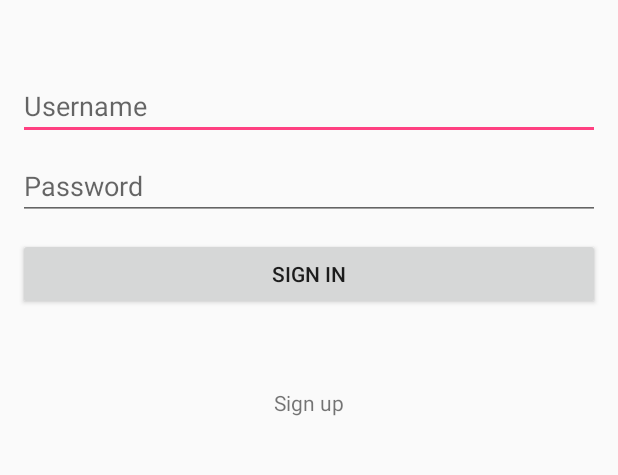
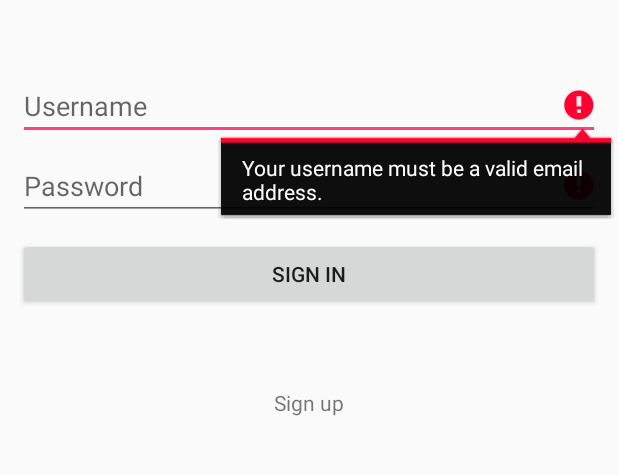
Before and after one commit to JulieCaruso/Konik, an Android app: the screen it shows after launch (SignInActivity), after a tap on "SIGN IN", on a phone screen of 412 x 824 dp, the part 125-600 px from its top. Run offline under Robolectric (Android 15) with nearby library versions, the phone set to English and light mode, and no system bars; our stand-ins replace Firebase (no records; nobody signed in at launch, a user with empty details on screens opened directly).

```diff
--- a/app/src/main/java/com/kapouter/konik/auth/SignInActivity.java
+++ b/app/src/main/java/com/kapouter/konik/auth/SignInActivity.java
@@ -5,6 +5,7 @@ import android.os.Bundle;
 import android.support.annotation.NonNull;
 import android.support.v7.app.AppCompatActivity;
 import android.util.Log;
+import android.util.Patterns;
 import android.view.View;
 import android.widget.EditText;
 import android.widget.Toast;
@@ -15,6 +16,7 @@ import com.google.firebase.auth.AuthResult;
 import com.google.firebase.auth.FirebaseAuth;
 import com.google.firebase.auth.FirebaseUser;
 import com.kapouter.konik.R;
+import com.kapouter.konik.util.SimpleMessageDialog;
 
 public class SignInActivity extends AppCompatActivity {
 
@@ -64,18 +66,34 @@ public class SignInActivity extends AppCompatActivity {
     private View.OnClickListener signInOnClickListener = new View.OnClickListener() {
         @Override
         public void onClick(View v) {
-            String username = ((EditText) findViewById(R.id.sign_in_username)).getText().toString();
-            String password = ((EditText) findViewById(R.id.sign_in_password)).getText().toString();
+            boolean valid = true;
+            EditText usernameInput = (EditText) findViewById(R.id.sign_in_username);
+            EditText passwordInput = (EditText) findViewById(R.id.sign_in_password);
+            String username = usernameInput.getText().toString();
+            if (!Patterns.EMAIL_ADDRESS.matcher(username).matches()) {
+                valid = false;
+                usernameInput.setError(v.getContext().getString(R.string.error_field_invalid_email));
+            }
+            String password = passwordInput.getText().toString();
+            if (password.length() < 8) {
+                valid = false;
+                passwordInput.setError(v.getContext().getString(R.string.error_field_under_8));
+            }
+            if (valid) signin(username, password);
+        }
+    };
+
+    private void signin(String username, String password) {
         mAuth.signInWithEmailAndPassword(username, password)
                 .addOnCompleteListener(new OnCompleteListener<AuthResult>() {
                     @Override
                     public void onComplete(@NonNull Task<AuthResult> task) {
-                            if (!task.isSuccessful())
-                                Toast.makeText(SignInActivity.this, "auth failed", Toast.LENGTH_SHORT).show();
-                            else
+                        if (!task.isSuccessful()) {
+                            SimpleMessageDialog.show(SignInActivity.this, R.string.error_sign_in_title, R.string.error_sign_in_message);
+                        } else {
                             Toast.makeText(SignInActivity.this, "auth succeeded", Toast.LENGTH_SHORT).show();
+                        }
                     }
                 });
     }
-    };
 }
--- a/app/src/main/res/values/strings.xml
+++ b/app/src/main/res/values/strings.xml
@@ -1,12 +1,21 @@
 <resources>
     <string name="app_name">Konik</string>
 
-    <string name="sign_in">Sign in</string>
-    <string name="sign_up">Sign up</string>
     <string name="username">Username</string>
     <string name="password">Password</string>
     <string name="password_confirmation">Password confirmation</string>
     <string name="error_field_invalid_email">Your username must be a valid email address.</string>
     <string name="error_field_under_8">Enter more than 8 characters.</string>
     <string name="error_unidentical_passwords">Passwords must be identical.</string>
+    <string name="error_technical">Technical error</string>
+
+    <!-- Sign up -->
+    <string name="sign_up">Sign up</string>
+    <string name="error_sign_up_title">@string/error_technical</string>
+    <string name="error_sign_up_message">An error has occurred. Please check your fields or retry later if the error persists.</string>
+
+    <!-- Sign in -->
+    <string name="sign_in">Sign in</string>
+    <string name="error_sign_in_title">@string/error_technical</string>
+    <string name="error_sign_in_message">An error has occurred. Please check your identifiers or retry later if the error persists.</string>
 </resources>
--- a/build.gradle
+++ b/build.gradle
@@ -5,7 +5,7 @@ buildscript {
         jcenter()
     }
     dependencies {
-        classpath 'com.android.tools.build:gradle:2.1.3'
+        classpath 'com.android.tools.build:gradle:2.2.0'
         classpath 'com.google.gms:google-services:3.0.0'
 
         // NOTE: Do not place your application dependencies here; they belong
```
Also changed, not shown: app/src/main/java/com/kapouter/konik/auth/SignUpActivity.java (+5 -2 lines), app/src/main/java/com/kapouter/konik/util/SimpleMessageDialog.java (added, +17 -0 lines). Lines whose indentation alone changed are shown as unchanged.
